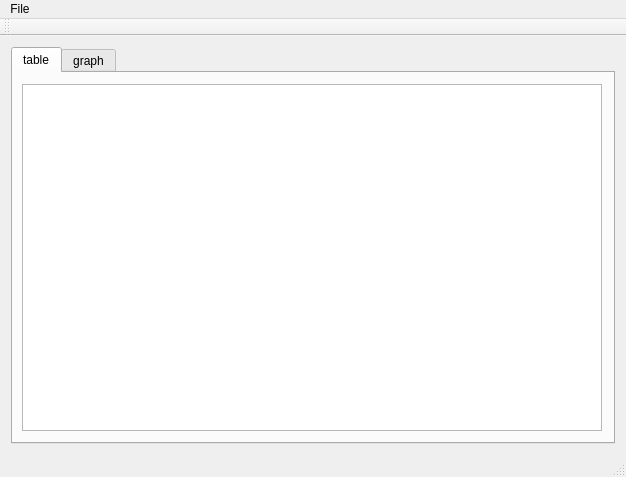
Before: the Qt Designer form finapp.ui in drKriegersLab/FinApp, drawn with Qt 5.
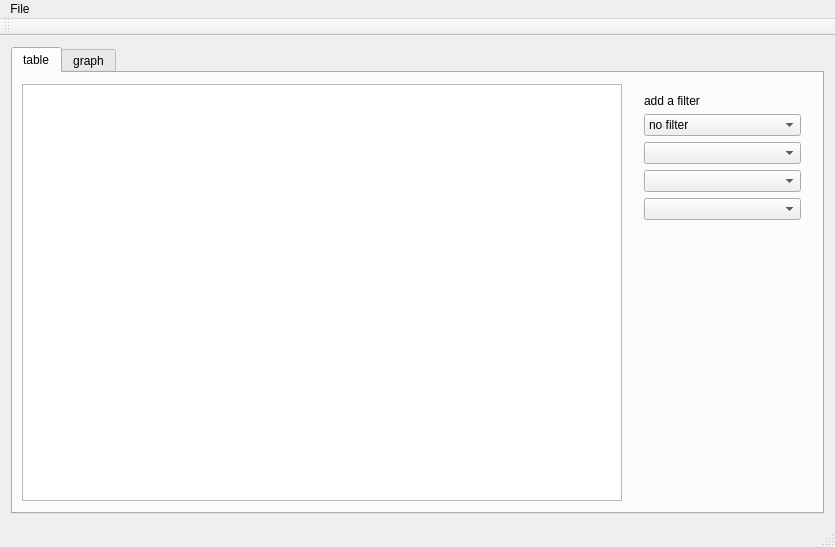
After: the same form once the commit is applied.

Commit message:
created filter selector with comboboxes
4 comboboxes. Each reveals after each other, and each one can contains only not selected items.
TODO: when the currentText changing, the event generated, and it mess up the below logic

The edit to the form file:
```diff
--- a/finapp.ui
+++ b/finapp.ui
@@ -6,13 +6,19 @@
    <rect>
     <x>0</x>
     <y>0</y>
-    <width>626</width>
-    <height>477</height>
+    <width>835</width>
+    <height>547</height>
    </rect>
   </property>
   <property name="windowTitle">
    <string>FinApp</string>
   </property>
+  <property name="layoutDirection">
+   <enum>Qt::LeftToRight</enum>
+  </property>
+  <property name="autoFillBackground">
+   <bool>false</bool>
+  </property>
   <widget class="QWidget" name="centralWidget">
    <layout class="QHBoxLayout" name="horizontalLayout">
     <item>
@@ -35,7 +41,121 @@
          <number>9</number>
         </property>
         <item>
-         <widget class="QTableWidget" name="tableWidget"/>
+         <layout class="QHBoxLayout" name="horizontalLayout_6">
+          <item>
+           <widget class="QTableWidget" name="tableWidget">
+            <property name="enabled">
+             <bool>true</bool>
+            </property>
+            <property name="sizePolicy">
+             <sizepolicy hsizetype="Fixed" vsizetype="Ignored">
+              <horstretch>0</horstretch>
+              <verstretch>0</verstretch>
+             </sizepolicy>
+            </property>
+            <property name="minimumSize">
+             <size>
+              <width>600</width>
+              <height>0</height>
+             </size>
+            </property>
+           </widget>
+          </item>
+          <item>
+           <layout class="QFormLayout" name="layoutSelections">
+            <property name="fieldGrowthPolicy">
+             <enum>QFormLayout::AllNonFixedFieldsGrow</enum>
+            </property>
+            <property name="rowWrapPolicy">
+             <enum>QFormLayout::DontWrapRows</enum>
+            </property>
+            <property name="horizontalSpacing">
+             <number>6</number>
+            </property>
+            <property name="leftMargin">
+             <number>10</number>
+            </property>
+            <property name="topMargin">
+             <number>10</number>
+            </property>
+            <property name="rightMargin">
+             <number>10</number>
+            </property>
+            <property name="bottomMargin">
+             <number>10</number>
+            </property>
+            <item row="0" column="1">
+             <widget class="QLabel" name="labelSelections">
+              <property name="text">
+               <string>add a filter</string>
+              </property>
+             </widget>
+            </item>
+            <item row="1" column="1">
+             <widget class="QComboBox" name="filterSelector">
+              <property name="currentText">
+               <string>no filter</string>
+              </property>
+              <item>
+               <property name="text">
+                <string>no filter</string>
+               </property>
+              </item>
+              <item>
+               <property name="text">
+                <string>income</string>
+               </property>
+              </item>
+              <item>
+               <property name="text">
+                <string>expenditure</string>
+               </property>
+              </item>
+              <item>
+               <property name="text">
+                <string>asdf</string>
+               </property>
+              </item>
+              <item>
+               <property name="text">
+                <string>mehehe</string>
+               </property>
+              </item>
+             </widget>
+            </item>
+            <item row="2" column="1">
+             <widget class="QComboBox" name="filterSelector1">
+              <property name="enabled">
+               <bool>true</bool>
+              </property>
+              <property name="currentText">
+               <string/>
+              </property>
+             </widget>
+            </item>
+            <item row="3" column="1">
+             <widget class="QComboBox" name="filterSelector2">
+              <property name="enabled">
+               <bool>true</bool>
+              </property>
+              <property name="currentText">
+               <string/>
+              </property>
+             </widget>
+            </item>
+            <item row="4" column="1">
+             <widget class="QComboBox" name="filterSelector3">
+              <property name="enabled">
+               <bool>true</bool>
+              </property>
+              <property name="currentText">
+               <string/>
+              </property>
+             </widget>
+            </item>
+           </layout>
+          </item>
+         </layout>
         </item>
        </layout>
       </widget>
@@ -91,7 +211,7 @@
     <rect>
      <x>0</x>
      <y>0</y>
-     <width>626</width>
+     <width>835</width>
      <height>22</height>
     </rect>
    </property>
```
The commit also changes 4 other files.
